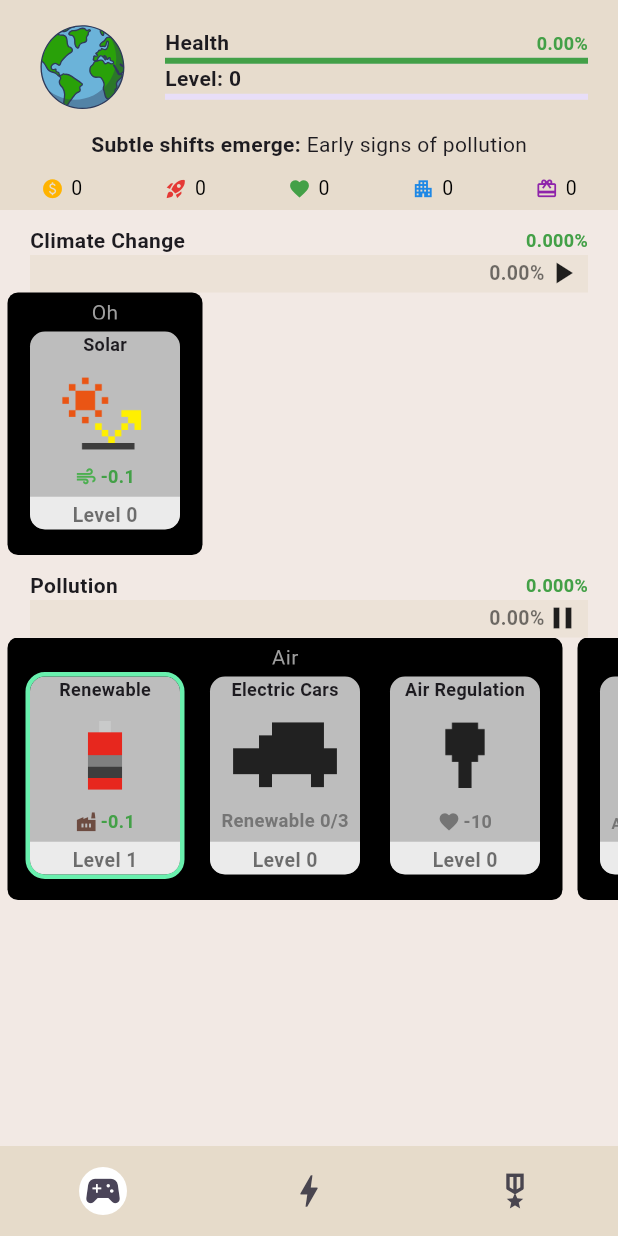
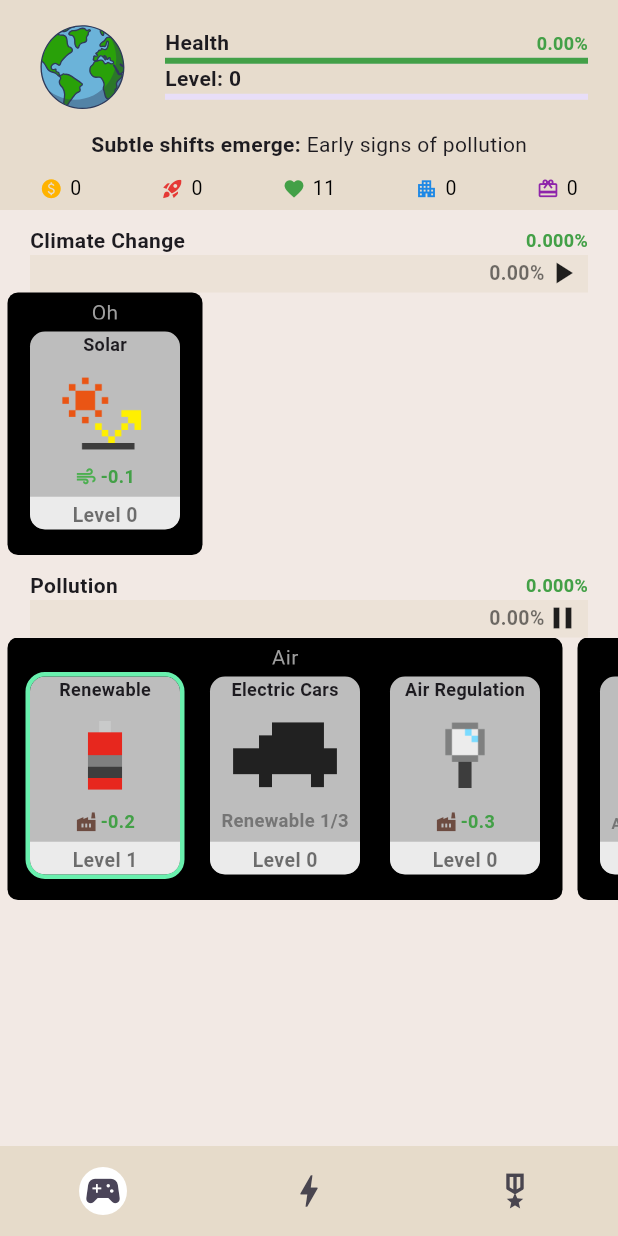
Before and after one commit to chenkuochou/mother_earth, a Flutter app: the screen it shows after launch, after a tap on the "pause" icon, after a tap on "Renewable", on a phone screen of 412 x 824 dp. Run offline on Flutter 3.47's test engine with Material 3 defaults, Android fonts, the light colour scheme and no system bars; drawn by our look-alikes of auto_size_text; our stand-ins replace confetti, flutter_riverpod, google_fonts, lottie.

Commit message:
patched consumedResMap

```diff
--- a/lib/data/all_static_data.dart
+++ b/lib/data/all_static_data.dart
@@ -10,6 +10,7 @@
     duration: const Duration(seconds: 1),
     assetUrl: 'solar',
     outputMap: {ListenableItem.challengeClimateChange: 0.1},
+    consumedResMap: {ListenableItem.resPeople: 0},
   )
 ];
 
@@ -19,6 +20,7 @@
     duration: const Duration(seconds: 1),
     assetUrl: 'airRenewable',
     outputMap: {ListenableItem.challengePollution: 0.1},
+    consumedResMap: {ListenableItem.resPeople: 0},
   ),
   SolutionModel(
     title: 'Electric Cars',
@@ -26,10 +28,11 @@
     assetUrl: 'airEV',
     requiredSolMap: {ListenableItem.polAirRenewable: 3},
     outputMap: {ListenableItem.challengePollution: 0.15},
+    consumedResMap: {ListenableItem.resPeople: 0},
   ),
   SolutionModel(
     title: 'Air Regulation',
-    duration: const Duration(seconds: 10),
+    duration: const Duration(seconds: 1),
     assetUrl: 'airRegulation',
     consumedResMap: {ListenableItem.resPeople: 10},
     outputMap: {ListenableItem.challengePollution: 0.25},
@@ -40,6 +43,7 @@
     assetUrl: 'waterReduce',
     requiredSolMap: {ListenableItem.polAirRegulation: 1},
     outputMap: {ListenableItem.challengePollution: 0.13},
+    consumedResMap: {ListenableItem.resPeople: 0},
   )
 ];
 
@@ -79,7 +83,7 @@
   ResourceModel(
     title: 'People',
     icon: Icons.favorite_sharp,
-    color: Colors.green.shade600,
+    color: Colors.green.shade600,value: 11,
   ),
   ResourceModel(
     title: 'Industry',
--- a/lib/layout/layout_page.dart
+++ b/lib/layout/layout_page.dart
@@ -21,70 +21,70 @@
 
   @override
   void initState() {
-    Future(() {
-      showDialog<String>(
-        context: context,
-        builder: (BuildContext context) => AlertDialog(
-          title: const Center(child: Text('Welcome to the Game')),
-          content: Wrap(
-            children: [
-              const Text(
-                  "Tap to rescue the Mother Earth (eg. lower pollution by developing renewable energy)."),
-              Padding(
-                padding: const EdgeInsets.only(top: 10, bottom: 10),
-                child: Center(
-                  child: myIconValueTrend(
-                      isForHealth: true, value: 0.0024, decimals: 2),
-                ),
-              ),
-              const Text(
-                  "Take care of earth's health and use your resources (money, happiness.. etc.) smartly."),
-              Padding(
-                padding: const EdgeInsets.only(top: 10, bottom: 10),
-                child: Row(
-                  mainAxisAlignment: MainAxisAlignment.center,
-                  children: [
-                    Icon(
-                      Icons.paid,
-                      color: Colors.amber.shade600,
-                      size: 15,
-                    ),
-                    const SizedBox(width: 5),
-                    Icon(
-                      Icons.favorite_sharp,
-                      color: Colors.green.shade600,
-                      size: 15,
-                    ),
-                    const SizedBox(width: 5),
-                    Icon(
-                      Icons.apartment,
-                      color: Colors.blue.shade600,
-                      size: 15,
-                    ),
-                  ],
-                ),
-              ),
-              myText(
-                  'Be aware: \nNegative aspects to the earth will be also increased by levels.',
-                  bold: true),
-            ],
-          ),
-          backgroundColor: const Color(0xFFE6DBCA),
-          actionsAlignment: MainAxisAlignment.center,
-          actions: [
-            FilledButton(
-              onPressed: () {
-                Navigator.pop(context);
-              },
-              style: ButtonStyle(
-                  backgroundColor:
-                      MaterialStateProperty.all(Colors.grey.shade800)),
-              child: myText('PLAY'),
-            ),
-          ],
-        ),
-      );
-    });
+    // Future(() {
+    //   showDialog<String>(
+    //     context: context,
+    //     builder: (BuildContext context) => AlertDialog(
+    //       title: const Center(child: Text('Welcome to the Game')),
+    //       content: Wrap(
+    //         children: [
+    //           const Text(
+    //               "Tap to rescue the Mother Earth (eg. lower pollution by developing renewable energy)."),
+    //           Padding(
+    //             padding: const EdgeInsets.only(top: 10, bottom: 10),
+    //             child: Center(
+    //               child: myIconValueTrend(
+    //                   isForHealth: true, value: 0.0024, decimals: 2),
+    //             ),
+    //           ),
+    //           const Text(
+    //               "Take care of earth's health and use your resources (money, happiness.. etc.) smartly."),
+    //           Padding(
+    //             padding: const EdgeInsets.only(top: 10, bottom: 10),
+    //             child: Row(
+    //               mainAxisAlignment: MainAxisAlignment.center,
+    //               children: [
+    //                 Icon(
+    //                   Icons.paid,
+    //                   color: Colors.amber.shade600,
+    //                   size: 15,
+    //                 ),
+    //                 const SizedBox(width: 5),
+    //                 Icon(
+    //                   Icons.favorite_sharp,
+    //                   color: Colors.green.shade600,
+    //                   size: 15,
+    //                 ),
+    //                 const SizedBox(width: 5),
+    //                 Icon(
+    //                   Icons.apartment,
+    //                   color: Colors.blue.shade600,
+    //                   size: 15,
+    //                 ),
+    //               ],
+    //             ),
+    //           ),
+    //           myText(
+    //               'Be aware: \nNegative aspects to the earth will be also increased by levels.',
+    //               bold: true),
+    //         ],
+    //       ),
+    //       backgroundColor: const Color(0xFFE6DBCA),
+    //       actionsAlignment: MainAxisAlignment.center,
+    //       actions: [
+    //         FilledButton(
+    //           onPressed: () {
+    //             Navigator.pop(context);
+    //           },
+    //           style: ButtonStyle(
+    //               backgroundColor:
+    //                   MaterialStateProperty.all(Colors.grey.shade800)),
+    //           child: myText('PLAY'),
+    //         ),
+    //       ],
+    //     ),
+    //   );
+    // });
     super.initState();
   }
 
--- a/lib/model/solution_model.dart
+++ b/lib/model/solution_model.dart
@@ -42,7 +42,7 @@
 class SolutionModel extends ProgressModel {
   final Map<ListenableItem, int>? requiredSolMap;
   // final Map<ListenableItem, int>? requiredDevMap;
-  final Map<ListenableItem, double>? consumedResMap;
+  final Map<ListenableItem, double> consumedResMap;
 
   SolutionModel({
     required super.title,
@@ -54,14 +54,14 @@
     super.isActive,
     this.requiredSolMap,
     // this.requiredDevMap,
-    this.consumedResMap,
+   required this.consumedResMap,
   });
 
   int? get requiredSolutionIndex => requiredSolMap?.keys.first.myIndex;
   int? get requiredSolutionLevel => requiredSolMap?.values.first;
 
-  int? get consumedResourcesIndex => consumedResMap?.keys.first.myIndex;
-  double? get consumedResourcesValue => consumedResMap?.values.first;
+  int get consumedResourcesIndex => consumedResMap.keys.first.myIndex;
+  double get consumedResourcesValue => consumedResMap.values.first;
 
   int get outputIndex => outputMap.keys.first.myIndex;
   double get outputValue => outputMap.values.first * (1 + level!);
@@ -90,7 +90,7 @@
       isActive: isActive ?? this.isActive,
       requiredSolMap: requiredSolMap ?? requiredSolMap,
       // requiredDevMap: requiredDevMap ?? requiredDevMap,
-      consumedResMap: consumedResMap ?? consumedResMap,
+      consumedResMap: consumedResMap ?? this.consumedResMap,
       outputMap: outputs ?? outputMap,
     );
   }
--- a/lib/page/development_card.dart
+++ b/lib/page/development_card.dart
@@ -1,5 +1,6 @@
 import 'package:auto_size_text/auto_size_text.dart';
 import 'package:flutter/material.dart';
+import 'package:flutter/services.dart';
 import 'package:flutter_riverpod/flutter_riverpod.dart';
 import 'package:mother_earth/common/my_formatted_number.dart';
 import 'package:mother_earth/common/my_text.dart';
@@ -78,7 +79,9 @@
   @override
   Widget build(BuildContext context) {
     return GestureDetector(
-      onTap: () => isClickable() ? widget.toggleActive(widget.index) : null,
+      onTap: () => isClickable()
+          ? {widget.toggleActive(widget.index), HapticFeedback.selectionClick()}
+          : null,
       child: Container(
         padding: const EdgeInsets.symmetric(horizontal: 20),
         height: 100,
--- a/lib/page/progress/progress_bar.dart
+++ b/lib/page/progress/progress_bar.dart
@@ -12,6 +12,8 @@
     required this.notifier,
     required this.index,
     required this.isActive,
+    this.isForResourceConsuming,
+    this.clickableCallback,
   });
 
   final bool isForSolution;
@@ -19,6 +21,8 @@
   final ProviderListenable notifier;
   final int index;
   final bool isActive;
+  final bool? isForResourceConsuming;
+  final Function? clickableCallback;
 
   @override
   ConsumerState createState() => _ProgressBarState();
@@ -58,11 +62,21 @@
             await ref.read(challengeProvider.notifier).updatePositive(
                 index: solution.outputIndex,
                 value: ref.read(widget.listenable)[widget.index].outputValue);
-          } // update resource
+          } // update resource from development
           else {
             await ref.read(resourceProvider.notifier).updateValue(
                 index: solution.outputIndex,
                 value: ref.read(widget.listenable)[widget.index].outputValue);
+          }
+
+          if (widget.isForResourceConsuming == true) {
+            if (ref
+                    .watch(resourceProvider)[solution.consumedResourcesIndex!]
+                    .value! <
+                solution.consumedResourcesValue!) {
+
+              widget.clickableCallback!();
+            }
           }
 
           // increase solution duration & reset animation
--- a/lib/page/progress/progress_card.dart
+++ b/lib/page/progress/progress_card.dart
@@ -9,6 +9,7 @@
 import 'package:mother_earth/page/progress/progress_bar.dart';
 import 'package:mother_earth/providers/inherited_providers.dart';
 import 'package:mother_earth/providers/challenge_provider.dart';
+import 'package:mother_earth/providers/solution_provider.dart';
 
 class ProgressCard extends ConsumerStatefulWidget {
   const ProgressCard({
@@ -38,11 +39,9 @@
     final ResourceModel resource =
         ref.read(resourceProvider)[solution.consumedResourcesIndex ?? 0];
 
-    // final int solutionIndex = InheritedProviders.of(context).challengeIndex;
-    // bool isActive = ref.watch(activationProvider)[solutionIndex][widget.index];
-
     bool isClickable() {
-      if (solution.requiredSolMap == null && solution.consumedResMap == null) {
+      print(ref.watch(pollutionProvider)[2].consumedResMap);
+      if (solution.requiredSolMap == null && solution.consumedResourcesValue == 0) {
         return true;
       }
 
@@ -53,15 +52,15 @@
         }
       }
 
-      if (solution.consumedResMap != null) {
-        if (ref
+      // if (solution.consumedResMap != null) {
+      if (solution.consumedResourcesValue != 0 &&
+          ref
                   .watch(resourceProvider)[solution.consumedResourcesIndex!]
                   .value! >=
               solution.consumedResourcesValue!) {
         return true;
       }
-      }
-
+      // }
       return false;
     }
 
@@ -82,16 +81,22 @@
 
     return GestureDetector(
       onTap: () {
+        if (widget.isActive == false) {
           isClickable()
-            ? setState(() {
-                if (!widget.isActive) {
-                  widget.toggleActive(widget.longIndex);
+              ? {
+                  widget.toggleActive(widget.longIndex),
+                  if (solution.consumedResMap != null)
+                    {
+                      ref.read(resourceProvider.notifier).updateValue(
+                          index: solution.consumedResourcesIndex!,
+                          value: -solution.consumedResourcesValue!),
+                    },
+                }
+              : null;
         } else {
           widget.toggleActive(widget.longIndex);
         }
         HapticFeedback.selectionClick();
-              })
-            : null;
       },
       child: Container(
         decoration: BoxDecoration(
@@ -171,6 +176,10 @@
                 notifier: notifier,
                 index: widget.longIndex,
                 isActive: widget.isActive,
+                isForResourceConsuming: solution.consumedResMap != null,
+                clickableCallback: () => {
+                  widget.toggleActive(widget.longIndex),
+                },
               ),
             ],
           );
--- a/lib/providers/solution_provider.dart
+++ b/lib/providers/solution_provider.dart
@@ -13,7 +13,7 @@
   build() => climateChangeData;
 
   Future<void> levelUp(int index) async {
-    List<SolutionModel> newState = state;
+    List<SolutionModel> newState = [...state];
 
     SolutionModel solution = newState[index];
     newState[index] = solution.copyWith(level: solution.level! + 1);
@@ -31,7 +31,7 @@
   build() => pollutionData;
 
   Future<void> levelUp(int index) async {
-    List<SolutionModel> newState = state;
+    List<SolutionModel> newState = [...state];
 
     SolutionModel solution = newState[index];
     newState[index] = solution.copyWith(level: solution.level! + 1);
```
Lines whose indentation alone changed are shown as unchanged.
